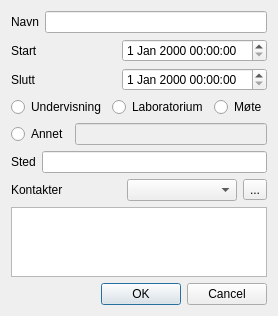
First picture: the form in appointmentui.ui, repository ArcticFqx/QTSkoleProsjekt, before the edit.
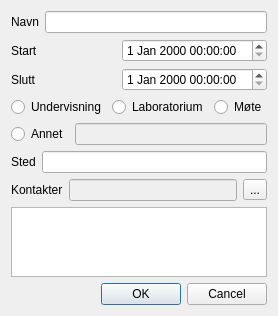
Second picture: the form after the edit.

The edit to the form file:
```diff
--- a/appointmentui.ui
+++ b/appointmentui.ui
@@ -132,7 +132,14 @@
         </widget>
        </item>
        <item>
-        <widget class="QComboBox" name="comboBox"/>
+        <widget class="QLineEdit" name="lineEdit">
+         <property name="enabled">
+          <bool>false</bool>
+         </property>
+         <property name="readOnly">
+          <bool>true</bool>
+         </property>
+        </widget>
        </item>
        <item>
         <widget class="QToolButton" name="toolButton">
```
Left out of the diff: 37 changed lines with no effect on the pictures.
